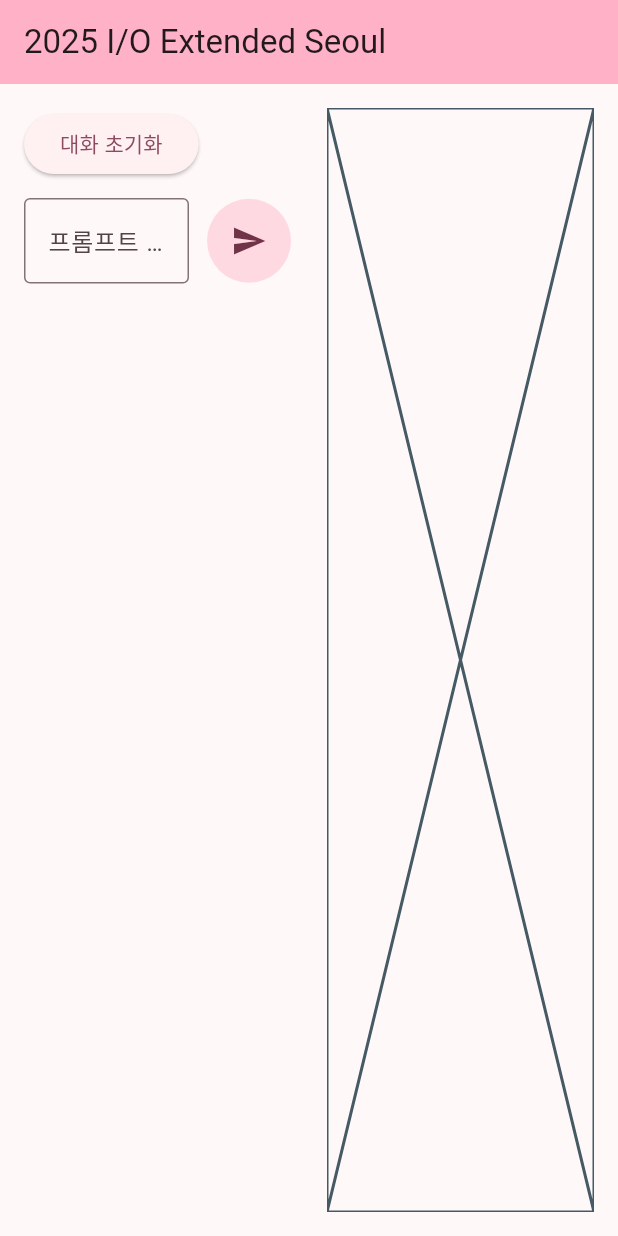
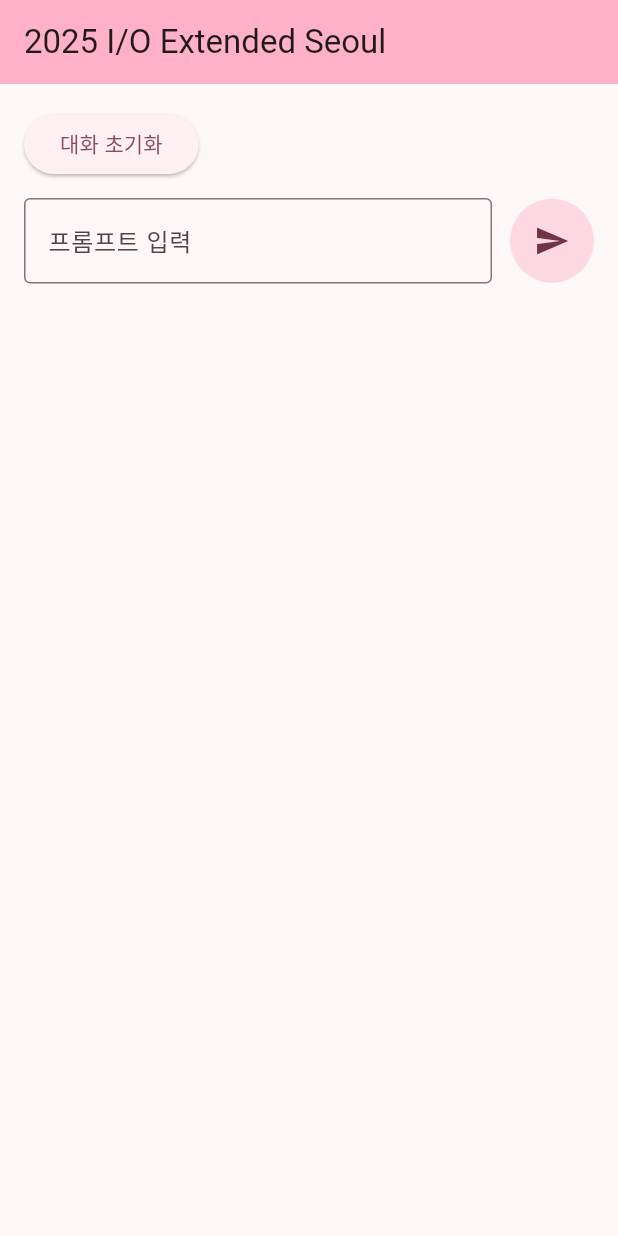
Before and after one commit to JAICHANGPARK/2025_io_extended_seoul, a Flutter app: the screen it shows after launch, on a phone screen of 412 x 824 dp. Run offline on Flutter 3.47's test engine with Material 3 defaults, Android fonts, the phone set to English and light mode, and no system bars; our stand-ins replace flutter_markdown; missing offline and left inert: dartantic_ai, dartantic_interface.

Commit message:
Update home_page.dart

```diff
--- a/lib/ui/home_page.dart
+++ b/lib/ui/home_page.dart
@@ -362,12 +362,12 @@
 
             /// TODO: [STEP02] 탭바 위젯 추가
             // Right panel with tabs
-            Expanded(
-              child: TabBarView(
-                controller: _tabController,
-                children: [Placeholder(), Placeholder()],
-              ),
-            ),
+            // Expanded(
+            //   child: TabBarView(
+            //     controller: _tabController,
+            //     children: [Placeholder(), Placeholder()],
+            //   ),
+            // ),
           ],
         ),
       ),
```
